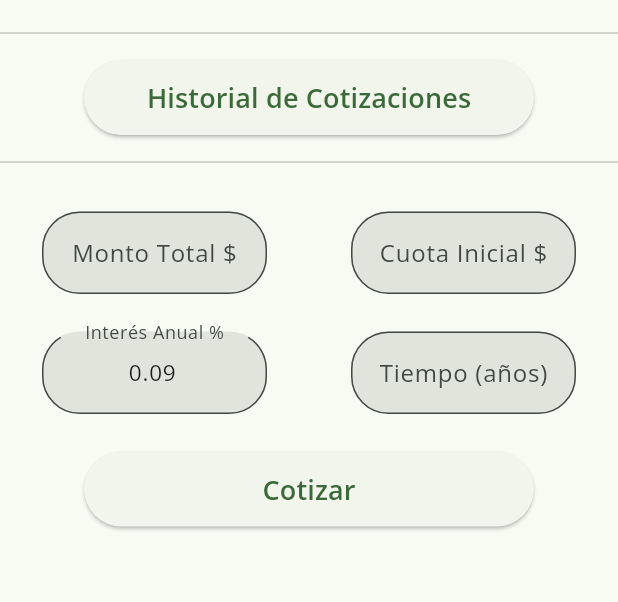
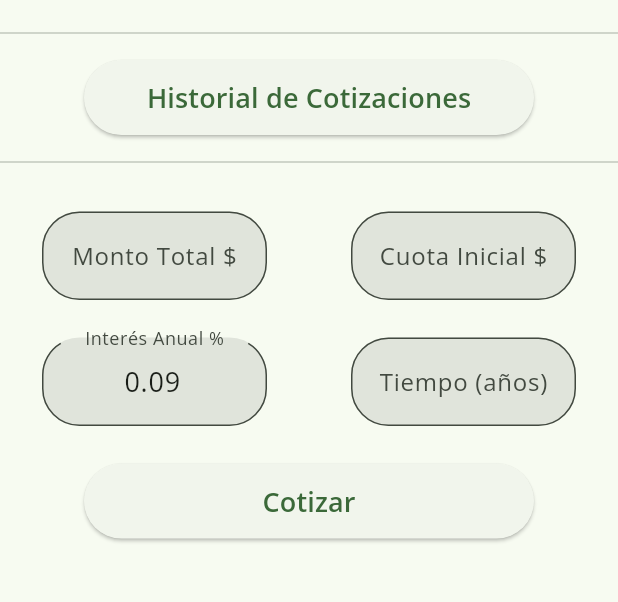
Before and after one commit to Jose20025/cotizador, a Flutter app: the screen it shows after launch, on a phone screen of 412 x 824 dp, the part 63-665 px from its top. Run offline on Flutter 3.47's test engine with Material 2 defaults, Android fonts, the phone set to English and light mode, and no system bars; our stand-ins replace shared_preferences.

Commit message:
Cambios varios, importaciones relativas y formato

```diff
--- a/lib/custom/input_form.dart
+++ b/lib/custom/input_form.dart
@@ -36,10 +36,10 @@ class InputForm extends StatelessWidget {
               }
             : null,
         maxLength: maxLength ?? 10,
-        keyboardType: type ?? type,
+        keyboardType: type ?? TextInputType.text,
         initialValue: initialValue != null ? initialValue.toString() : '',
         textAlign: TextAlign.center,
-        style: const TextStyle(fontSize: 15),
+        style: const TextStyle(fontSize: 18),
         decoration: InputDecoration(
           label: Center(
             child: Text(label),
--- a/lib/main.dart
+++ b/lib/main.dart
@@ -1,5 +1,8 @@
-import 'package:cotizador/views/home_page.dart';
+import 'views/home_page.dart';
 import 'package:flutter/material.dart';
+import 'package:intl/intl.dart';
+import 'package:intl/number_symbols.dart';
+import 'package:intl/number_symbols_data.dart';
 
 void main() => runApp(const MyApp());
 
@@ -8,6 +11,25 @@ class MyApp extends StatelessWidget {
 
   @override
   Widget build(BuildContext context) {
+    Intl.defaultLocale = 'es_ES';
+    numberFormatSymbols['es_ES'] = const NumberSymbols(
+        NAME: "es_ES",
+        DECIMAL_SEP: ',',
+        GROUP_SEP: '.',
+        PERCENT: '%',
+        ZERO_DIGIT: '0',
+        PLUS_SIGN: '+',
+        MINUS_SIGN: '-',
+        EXP_SYMBOL: 'E',
+        PERMILL: '\u2030',
+        INFINITY: '\u221E',
+        NAN: 'NaN',
+        DECIMAL_PATTERN: '#,##0.###',
+        SCIENTIFIC_PATTERN: '#E0',
+        PERCENT_PATTERN: '#,##0\u00A0%',
+        CURRENCY_PATTERN: '#,##0.00\u00A0\u00A4',
+        DEF_CURRENCY_CODE: '\$');
+
     return MaterialApp(
       debugShowCheckedModeBanner: false,
       theme: ThemeData(
```
Also changed, not shown: lib/custom/cotizacion_tile.dart (+6 -7 lines), lib/views/cotizacion_page.dart (+10 -11 lines).
